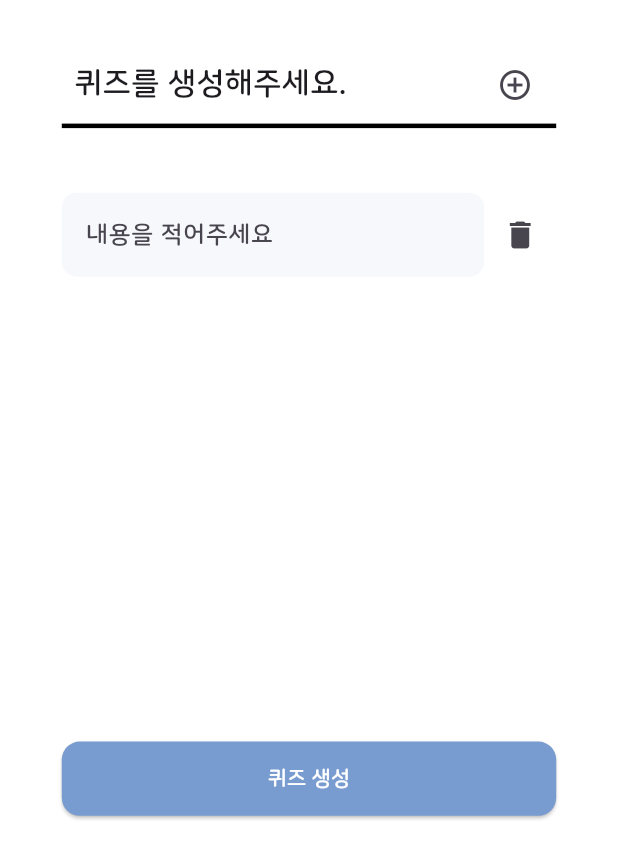
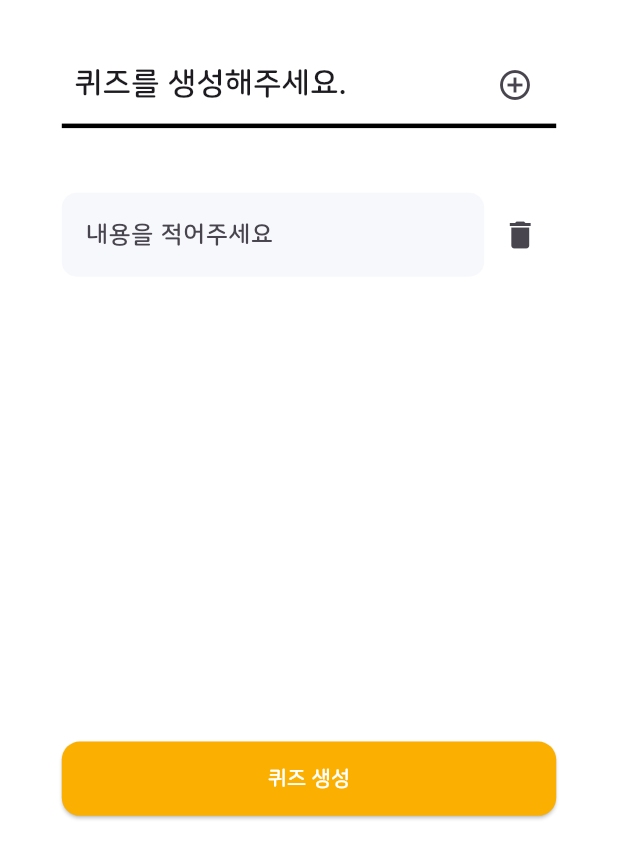
Before and after one commit to ksw1912/Class_Interaction_Application, a Flutter app: the QuizClassDialog widget shown alone on an empty page, opened directly with empty values, after a tap on the "add circle outline" icon, on a phone screen of 412 x 824 dp. Shown: the top 859 px of the screen. Run offline on Flutter 3.47's test engine with Material 3 defaults, Android fonts, the phone set to English and light mode, and no system bars; our stand-ins replace device_preview, email_validator, flutter_secure_storage, qr_flutter, syncfusion_flutter_charts; missing offline and left inert: qr_code_scanner, stomp_dart_client; accounts and stored records are empty.

Commit message:
UI 수정

```diff
--- a/lib/classroom/instructor/Quiz_class_dialog.dart
+++ b/lib/classroom/instructor/Quiz_class_dialog.dart
@@ -156,8 +156,8 @@ class _QuizClassDialogState extends State<QuizClassDialog> {
                           height: screenHeight * 0.06,
                           child: ElevatedButton(
                             style: ElevatedButton.styleFrom(
-                              backgroundColor: Color(0xff789bd0),
-                              surfaceTintColor: Color(0xff789bd0),
+                              backgroundColor: Color(0xfffbaf01),
+                              surfaceTintColor: Color(0xfffbaf01),
                               foregroundColor: Colors.white,
                               shape: RoundedRectangleBorder(
                                 borderRadius: BorderRadius.circular(12),
--- a/lib/classroom/instructor/classRoomPage.dart
+++ b/lib/classroom/instructor/classRoomPage.dart
@@ -136,7 +136,7 @@ class _ClassRoomPageState extends State<ClassRoomPage> {
                             height: 45,
                             child: ElevatedButton(
                               style: ElevatedButton.styleFrom(
-                                backgroundColor: Color(0xfffbaf01),
+                                backgroundColor: Color(0xff789bd0),
                                 foregroundColor: Colors.white,
                                 shape: RoundedRectangleBorder(
                                   borderRadius: BorderRadius.circular(12),
@@ -167,7 +167,7 @@ class _ClassRoomPageState extends State<ClassRoomPage> {
                             height: 45,
                             child: ElevatedButton(
                               style: ElevatedButton.styleFrom(
-                                backgroundColor: Color(0xff85a3d5),
+                                backgroundColor: Color(0xfffbaf01),
                                 foregroundColor: Colors.white,
                                 shape: RoundedRectangleBorder(
                                   borderRadius: BorderRadius.circular(12),
```
